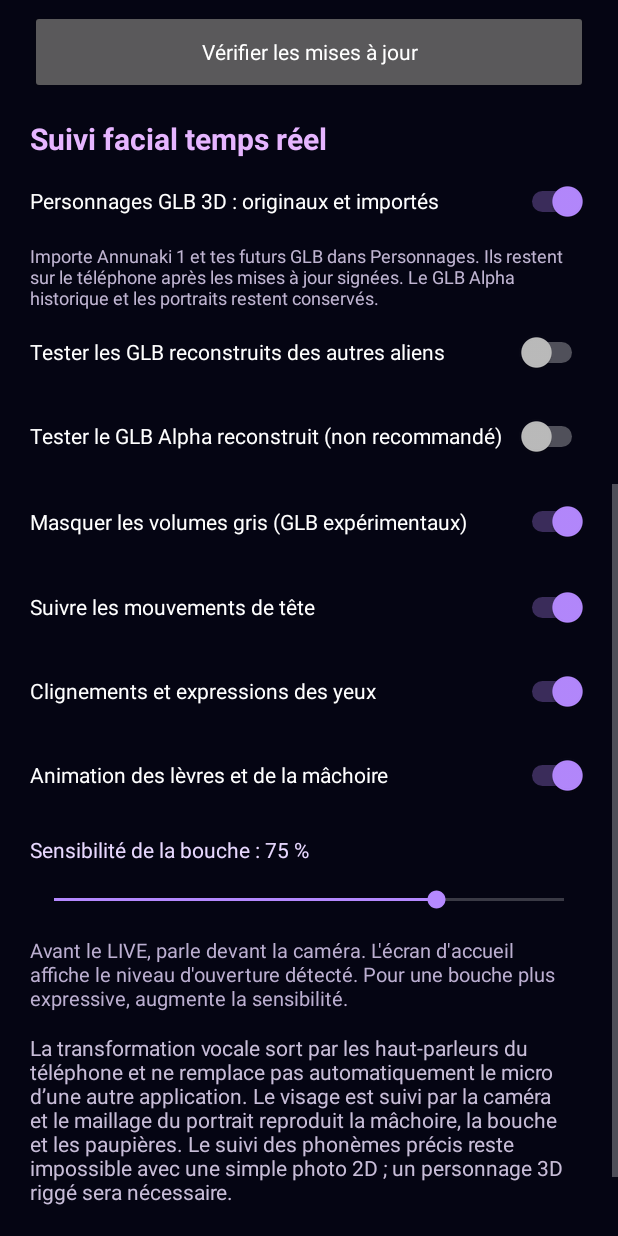
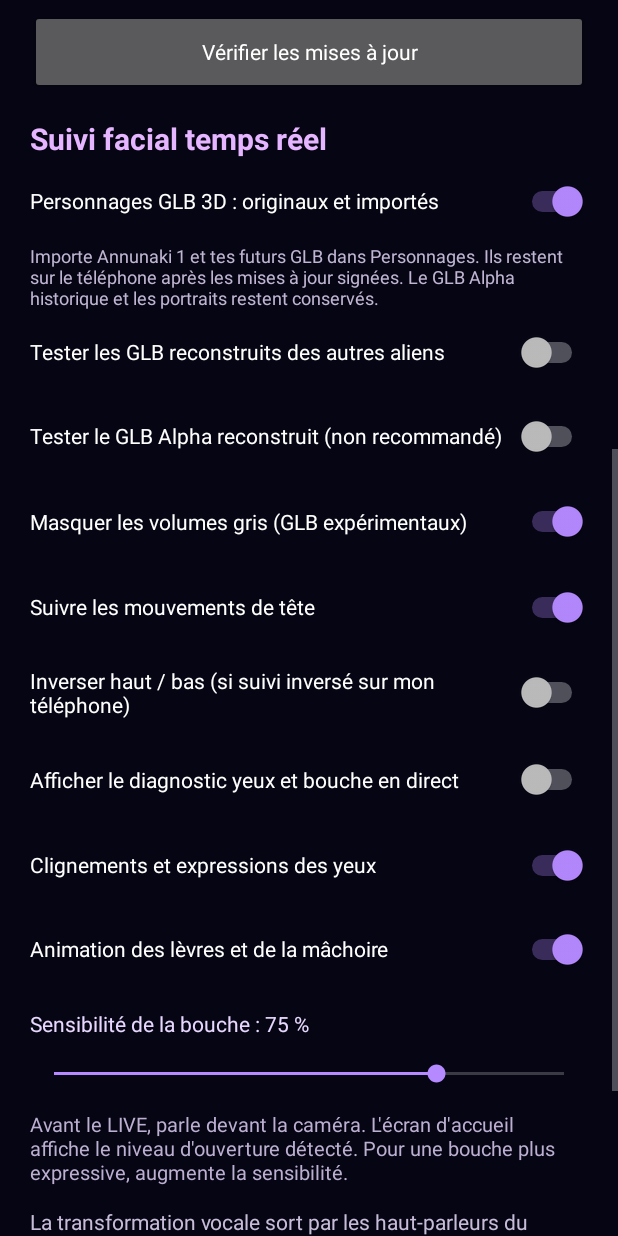
Before and after one commit to Chasmet/Avatar-alien-pluthori-n-, an Android app: the SettingsActivity screen opened directly, with no data from a screen before it, scrolled down 576 dp, on a phone screen of 412 x 824 dp. Run offline under Robolectric (Android 15) with nearby library versions, the phone set to English and light mode, and no system bars.

Commit message:
ui: eye and mouth detection diagnostic switch plus optional vertical inversion control

```diff
--- a/app/src/main/res/layout/activity_settings.xml
+++ b/app/src/main/res/layout/activity_settings.xml
@@ -57,6 +57,14 @@
             android:textColor="#FFFFFF"/>
         <Switch android:id="@+id/followHead" android:layout_width="match_parent" android:layout_height="56dp"
             android:text="Suivre les mouvements de tête" android:textColor="#FFFFFF" android:checked="true"/>
+        <Switch android:id="@+id/reverseVertical" android:layout_width="match_parent"
+            android:layout_height="58dp" android:checked="false"
+            android:text="Inverser haut / bas (si suivi inversé sur mon téléphone)"
+            android:textColor="#FFFFFF"/>
+        <Switch android:id="@+id/faceDiagnosticsToggle" android:layout_width="match_parent"
+            android:layout_height="58dp" android:checked="false"
+            android:text="Afficher le diagnostic yeux et bouche en direct"
+            android:textColor="#FFFFFF"/>
         <Switch android:id="@+id/animateEyes" android:layout_width="match_parent" android:layout_height="56dp"
             android:text="Clignements et expressions des yeux" android:textColor="#FFFFFF" android:checked="true"/>
         <Switch android:id="@+id/animateMouth" android:layout_width="match_parent" android:layout_height="56dp"
```
